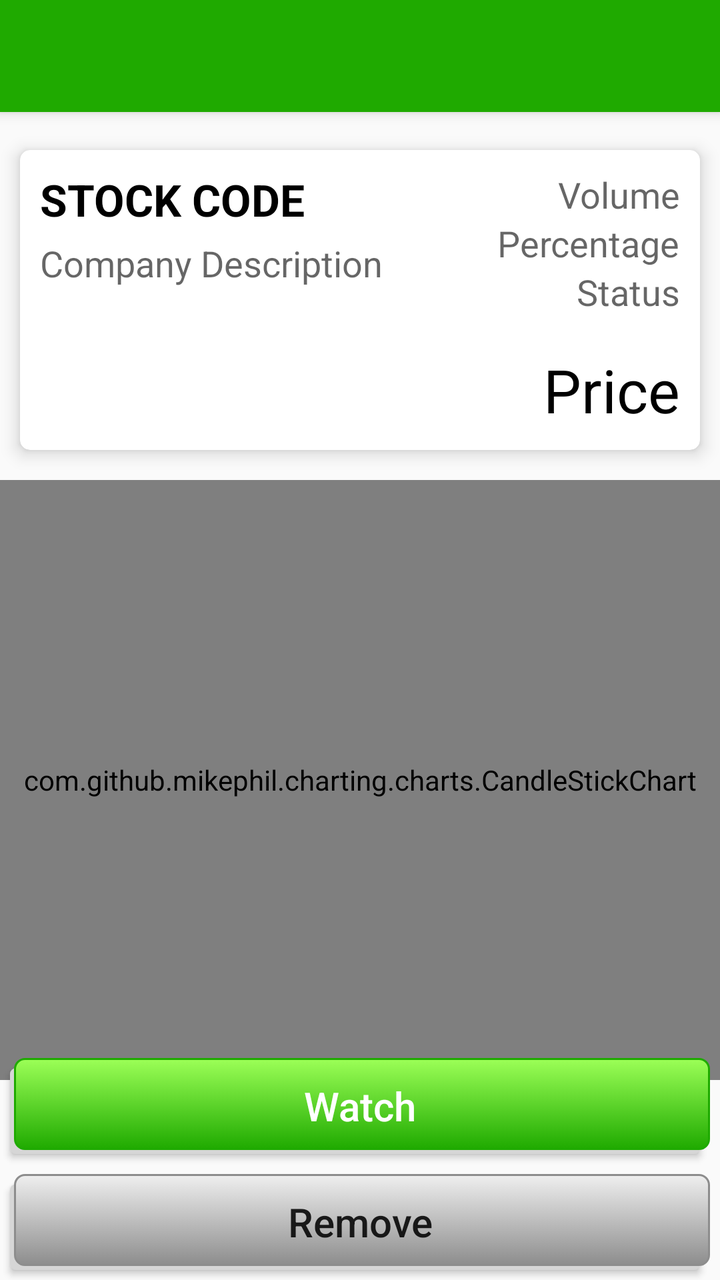
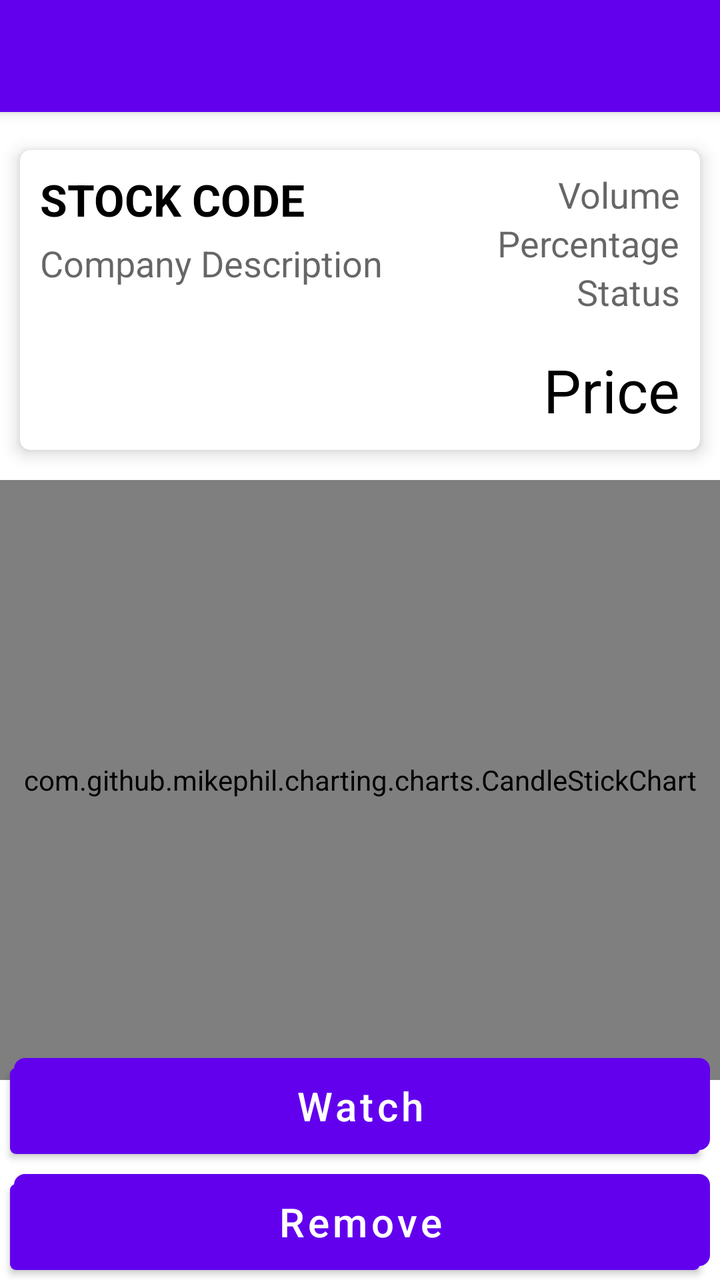

Before-and-after screenshots of an Android layout around one commit, followed by the original layout XML and the change that was made.
<!-- AndroidManifest.xml: activity theme AppTheme.NoActionBar -->
<!-- res/layout/activity_stockitem_detail.xml -->
<?xml version="1.0" encoding="utf-8"?>
<android.support.design.widget.CoordinatorLayout xmlns:android="http://schemas.android.com/apk/res/android"
    xmlns:app="http://schemas.android.com/apk/res-auto"
    xmlns:tools="http://schemas.android.com/tools"
    android:layout_width="match_parent"
    android:layout_height="match_parent"
    android:fitsSystemWindows="true"
    tools:context=".StockItemDetailActivity">
    <android.support.design.widget.AppBarLayout
        android:layout_width="match_parent"
        android:layout_height="wrap_content"
        android:theme="@style/AppTheme.AppBarOverlay">
        <android.support.v7.widget.Toolbar
            android:id="@+id/toolbar"
            android:layout_width="match_parent"
            android:layout_height="?attr/actionBarSize"
            android:background="?attr/colorPrimary"
            app:popupTheme="@style/AppTheme.PopupOverlay" />
    </android.support.design.widget.AppBarLayout>
    <RelativeLayout
        android:layout_width="wrap_content"
        android:layout_height="wrap_content">
    <include
        layout="@layout/content_detail_stocks"
        android:layout_marginTop="65dp"
        android:layout_width="wrap_content"
        android:layout_height="wrap_content"
        android:id="@+id/card_info"
     />

    
        
        
        
        
        
        
        
        
        

    <com.github.mikephil.charting.charts.CandleStickChart
        android:id="@+id/candle_stick_chart"
        android:layout_width="match_parent"
        android:layout_height="300dp"
        android:layout_marginTop="5dp"
        android:layout_below="@+id/card_info"
        />
    </RelativeLayout>


    <android.support.design.widget.FloatingActionButton
        android:id="@+id/fab"
        android:layout_width="wrap_content"
        android:layout_height="wrap_content"
        android:layout_gravity="bottom|end"
        android:layout_margin="@dimen/fab_margin"
        app:srcCompat="@android:drawable/stat_notify_chat"
        android:visibility="gone"
        />
    <LinearLayout
        android:layout_width="match_parent"
        android:layout_height="wrap_content"
        android:orientation="vertical"
        android:layout_gravity="bottom"
        >
        <Button
            android:id="@+id/btn_watch_invest"
            android:layout_width="match_parent"
            android:layout_height="wrap_content"
            android:background="@color/design_default_color_primary"
            android:elevation="0dp"
            android:layout_margin="5dp"
            android:text="Invest"
            android:textColor="#ffff"
            android:visibility="gone"
            android:textSize="20sp" />
        <Button
            android:id="@+id/btn_watch_stock"
            android:layout_width="match_parent"
            android:layout_height="wrap_content"
            android:background="@drawable/button_bg"
            android:elevation="0dp"
            android:layout_margin="5dp"
            android:text="Watch"
            android:textColor="#ffff"
            android:textAllCaps="false"
            android:textSize="20sp" />
        <Button
            android:id="@+id/btn_watch_remove"
            android:layout_width="match_parent"
            android:layout_height="wrap_content"
            android:elevation="0dp"
            android:background="@drawable/button_bg_secondary"
            android:layout_margin="5dp"
            android:text="Remove"
            android:textAllCaps="false"
            android:textSize="20sp" />
    </LinearLayout>
</android.support.design.widget.CoordinatorLayout>
<!-- res/layout/content_detail_stocks.xml (included above) -->
<?xml version="1.0" encoding="utf-8"?>
<RelativeLayout xmlns:android="http://schemas.android.com/apk/res/android"
    xmlns:app="http://schemas.android.com/apk/res-auto"
    android:layout_width="match_parent"
    android:layout_height="wrap_content"
    xmlns:card_view="http://schemas.android.com/tools">
    <android.support.v7.widget.CardView
        android:layout_width="match_parent"
        android:layout_height="wrap_content"
        android:padding="10dp"
        android:layout_margin="10dp"
        app:cardCornerRadius="5dp"
        app:cardElevation="5dp"
        >
        <RelativeLayout
            android:layout_width="wrap_content"
            android:layout_height="150dp">
            <TextView
                android:id="@+id/txt_stock_symbol"
                android:layout_width="wrap_content"
                android:layout_height="wrap_content"
                android:textAllCaps="true"
                style="@style/Base.TextAppearance.AppCompat.Large"
                android:textColor="#000"
                android:layout_alignParentLeft="true"
                android:text="Stock Code"
                android:textStyle="bold"
                android:layout_marginLeft="10dp"
                android:layout_marginTop="10dp"
                />
            <TextView
                android:id="@+id/txt_company_description"
                android:layout_width="wrap_content"
                android:layout_height="wrap_content"
                android:text="Company Description"
                android:layout_below="@+id/txt_stock_symbol"
                android:layout_marginTop="5dp"
                style="@style/Base.TextAppearance.AppCompat.Medium"
                android:layout_marginLeft="10dp"
                />
            <LinearLayout
                android:layout_width="wrap_content"
                android:layout_height="fill_parent"
                android:orientation="vertical"
                android:layout_alignParentRight="true"
                android:layout_marginTop="10dp"
                >
                <TextView
                    android:id="@+id/txt_stock_volume"
                    android:layout_width="wrap_content"
                    android:layout_height="wrap_content"
                    android:text="Volume"
                    style="@style/Base.TextAppearance.AppCompat.Medium"
                    android:layout_gravity="right"
                    android:layout_marginRight="10dp"
                    />
                <TextView
                    android:id="@+id/txt_stock_percent"
                    android:layout_width="wrap_content"
                    android:layout_height="wrap_content"
                    android:layout_marginRight="10dp"
                    android:text="Percentage"
                    style="@style/Base.TextAppearance.AppCompat.Medium"
                    android:layout_gravity="right"
                    />

                <TextView
                    android:id="@+id/txt_stock_status"
                    android:layout_width="wrap_content"
                    android:layout_height="wrap_content"
                    android:layout_marginRight="10dp"
                    android:text="Status"
                    style="@style/Base.TextAppearance.AppCompat.Medium"
                    android:layout_gravity="right"
                    />
            </LinearLayout>
            <TextView
                android:id="@+id/txt_stock_price"
                android:layout_width="wrap_content"
                android:layout_height="wrap_content"
                android:textColor="#000"
                android:text="Price"
                android:layout_alignParentBottom="true"
                android:layout_alignParentRight="true"
                android:textSize="30sp"
                android:layout_margin="10dp"
                android:layout_gravity="right"
                />
        </RelativeLayout>
    </android.support.v7.widget.CardView>

</RelativeLayout>
<!-- resources referenced by this layout -->
<resources>
  <dimen name="fab_margin">16dp</dimen>
  <!-- drawable button_bg (drawable) -->
  <selector xmlns:android="http://schemas.android.com/apk/res/android">
      <item>
          <layer-list>
              <item android:right="5dp" android:top="5dp">
                  <shape>
                      <corners android:radius="3dp" />
                      <solid android:color="#D6D6D6" />
                  </shape>
              </item>
              <item android:bottom="2dp" android:left="2dp">
                  <shape>
                      <gradient android:angle="270"
                          android:endColor="#1faa00" android:startColor="#9cff57" />
                      <stroke android:width="1dp" android:color="#1faa00" />
                      <corners android:radius="5dp" />
                      <padding android:bottom="10dp" android:left="10dp"
                          android:right="10dp" android:top="10dp" />
                  </shape>
              </item>
          </layer-list>
      </item>
  </selector>
  <!-- drawable button_bg_secondary (drawable) -->
  <selector xmlns:android="http://schemas.android.com/apk/res/android">
      <item>
          <layer-list>
              <item android:right="5dp" android:top="5dp">
                  <shape>
                      <corners android:radius="3dp" />
                      <solid android:color="#D6D6D6" />
                  </shape>
              </item>
              <item android:bottom="2dp" android:left="2dp">
                  <shape>
                      <gradient android:angle="270"
                          android:endColor="#8d8d8d" android:startColor="#efefef" />
                      <stroke android:width="1dp" android:color="#8d8d8d" />
                      <corners android:radius="5dp" />
                      <padding android:bottom="10dp" android:left="10dp"
                          android:right="10dp" android:top="10dp" />
                  </shape>
              </item>
          </layer-list>
      </item>
  </selector>
  <style name="AppTheme.AppBarOverlay" parent="ThemeOverlay.AppCompat.Dark.ActionBar" />
  <style name="AppTheme.PopupOverlay" parent="ThemeOverlay.AppCompat.Light" />
  <style name="AppTheme.NoActionBar">
          <item name="windowActionBar">false</item>
          <item name="windowNoTitle">true</item>
      </style>
</resources>

<!-- the commit's change to res/layout/activity_stockitem_detail.xml (unified diff, before → after) -->
@@ -1,22 +1,22 @@
 <?xml version="1.0" encoding="utf-8"?>
-<android.support.design.widget.CoordinatorLayout xmlns:android="http://schemas.android.com/apk/res/android"
+<androidx.coordinatorlayout.widget.CoordinatorLayout xmlns:android="http://schemas.android.com/apk/res/android"
     xmlns:app="http://schemas.android.com/apk/res-auto"
     xmlns:tools="http://schemas.android.com/tools"
     android:layout_width="match_parent"
     android:layout_height="match_parent"
     android:fitsSystemWindows="true"
     tools:context=".StockItemDetailActivity">
-    <android.support.design.widget.AppBarLayout
+    <com.google.android.material.appbar.AppBarLayout
         android:layout_width="match_parent"
         android:layout_height="wrap_content"
         android:theme="@style/AppTheme.AppBarOverlay">
-        <android.support.v7.widget.Toolbar
+        <androidx.appcompat.widget.Toolbar
             android:id="@+id/toolbar"
             android:layout_width="match_parent"
             android:layout_height="?attr/actionBarSize"
             android:background="?attr/colorPrimary"
             app:popupTheme="@style/AppTheme.PopupOverlay" />
-    </android.support.design.widget.AppBarLayout>
+    </com.google.android.material.appbar.AppBarLayout>
     <RelativeLayout
         android:layout_width="wrap_content"
         android:layout_height="wrap_content">
@@ -49,7 +49,7 @@
     </RelativeLayout>
 
 
-    <android.support.design.widget.FloatingActionButton
+    <com.google.android.material.floatingactionbutton.FloatingActionButton
         android:id="@+id/fab"
         android:layout_width="wrap_content"
         android:layout_height="wrap_content"
@@ -97,7 +97,7 @@
             android:textAllCaps="false"
             android:textSize="20sp" />
     </LinearLayout>
-</android.support.design.widget.CoordinatorLayout>
+</androidx.coordinatorlayout.widget.CoordinatorLayout>
 <!-- res/layout/content_detail_stocks.xml (included above) -->
 <?xml version="1.0" encoding="utf-8"?>
 <RelativeLayout xmlns:android="http://schemas.android.com/apk/res/android"
@@ -105,7 +105,7 @@
     android:layout_width="match_parent"
     android:layout_height="wrap_content"
     xmlns:card_view="http://schemas.android.com/tools">
-    <android.support.v7.widget.CardView
+    <androidx.cardview.widget.CardView
         android:layout_width="match_parent"
         android:layout_height="wrap_content"
         android:padding="10dp"
@@ -188,6 +188,6 @@
                 android:layout_gravity="right"
                 />
         </RelativeLayout>
-    </android.support.v7.widget.CardView>
+    </androidx.cardview.widget.CardView>
 
 </RelativeLayout>
<!-- resource entries referenced after the edit -->
@@ -47,7 +47,9 @@
           </layer-list>
       </item>
   </selector>
-  <style name="AppTheme.AppBarOverlay" parent="ThemeOverlay.AppCompat.Dark.ActionBar" />
+  <style name="AppTheme.AppBarOverlay" parent="ThemeOverlay.AppCompat.Dark.ActionBar">
+  
+      </style>
   <style name="AppTheme.PopupOverlay" parent="ThemeOverlay.AppCompat.Light" />
   <style name="AppTheme.NoActionBar">
           <item name="windowActionBar">false</item>
